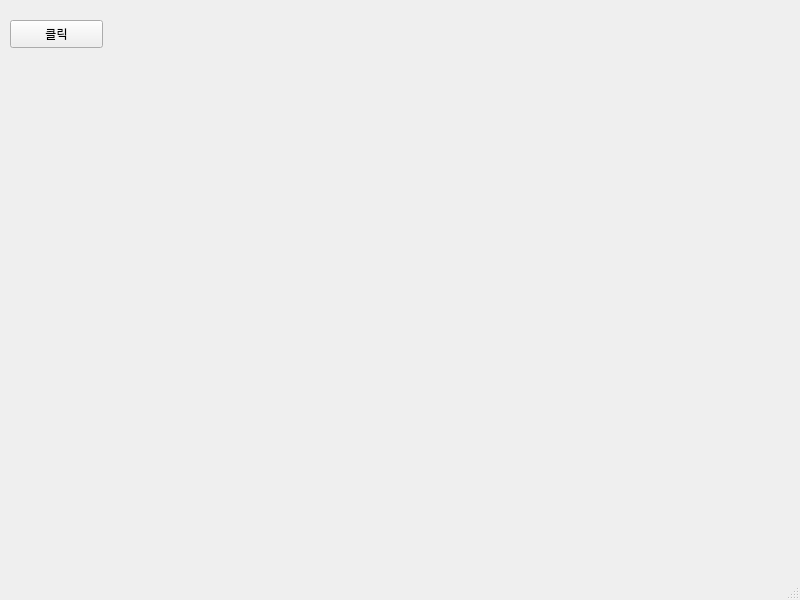
lukejihwan/AutoCryptoTrading, file myMainWindow.ui: the form before one commit.
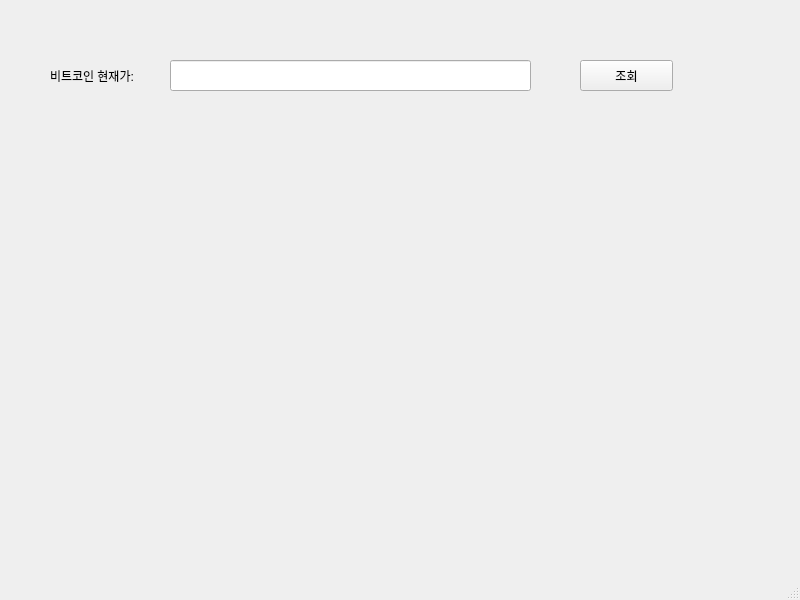
The form after the commit.

Commit message: 비트코인 현재가 조회하는 기능 구현

Patch:
```diff
--- a/myMainWindow.ui
+++ b/myMainWindow.ui
@@ -17,14 +17,37 @@
    <widget class="QPushButton" name="pushButton">
     <property name="geometry">
      <rect>
-      <x>10</x>
-      <y>20</y>
+      <x>580</x>
+      <y>60</y>
       <width>93</width>
-      <height>28</height>
+      <height>31</height>
      </rect>
     </property>
     <property name="text">
-     <string>클릭</string>
+     <string>조회</string>
+    </property>
+   </widget>
+   <widget class="QLabel" name="label">
+    <property name="geometry">
+     <rect>
+      <x>50</x>
+      <y>60</y>
+      <width>121</width>
+      <height>31</height>
+     </rect>
+    </property>
+    <property name="text">
+     <string>비트코인 현재가:</string>
+    </property>
+   </widget>
+   <widget class="QLineEdit" name="lineEdit">
+    <property name="geometry">
+     <rect>
+      <x>170</x>
+      <y>60</y>
+      <width>361</width>
+      <height>31</height>
+     </rect>
     </property>
    </widget>
   </widget>
```
The commit also changes 1 other file.
